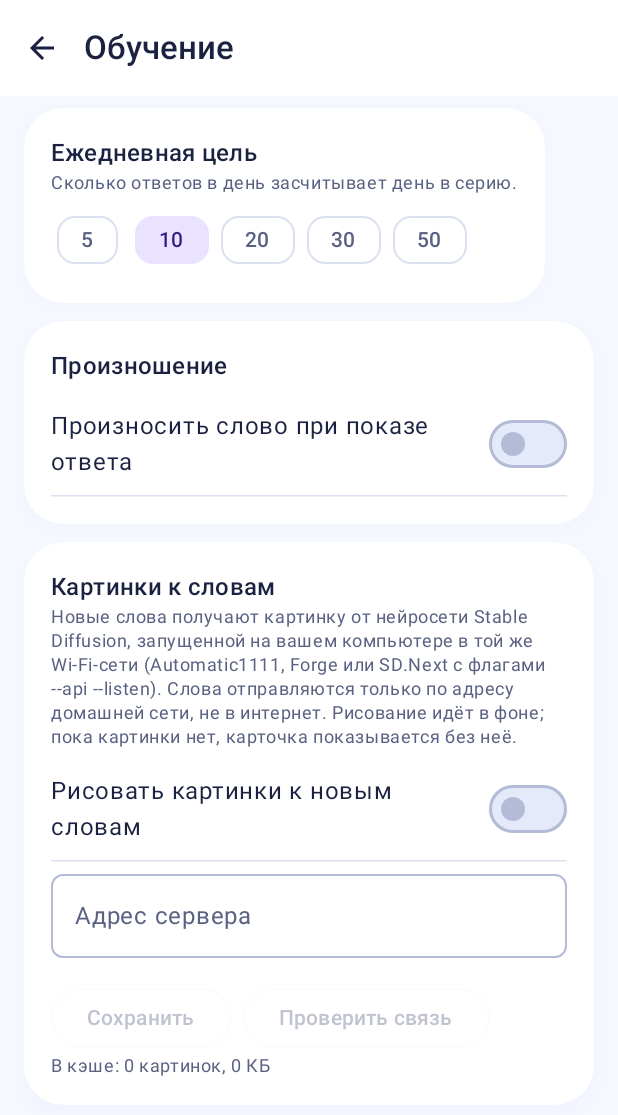
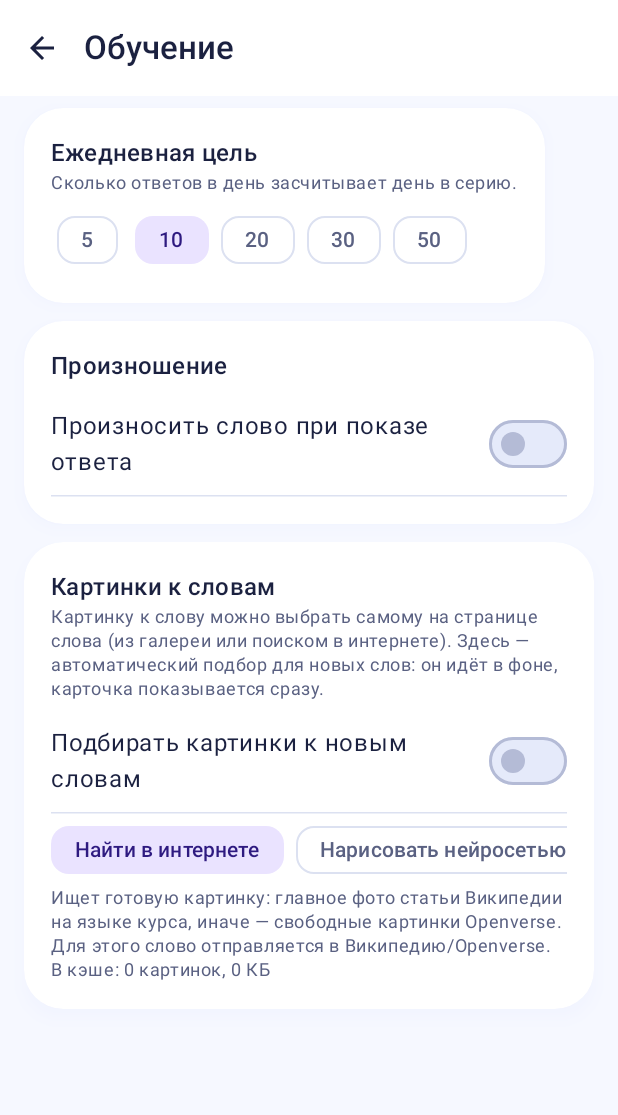
Before and after one commit to nubasikplayyt-dev/-, an Android app built with Jetpack Compose: the SettingsLearningScreen screen opened through its navigation route, on a phone screen of 412 x 824 dp. Shown: the top 1115 px of the screen. Run offline under Robolectric (Android 15) with nearby library versions, the phone set to English and light mode, and no system bars.

Commit message:
Картинки к словам: своя из галереи и поиск в интернете (Википедия, Openverse)
- на странице слова: «Добавить картинку», «Найти в интернете», «Убрать»
- автоподбор для новых слов: источник «Найти в интернете» (по умолчанию) или свой сервер Stable Diffusion
- большие фото из галереи уменьшаются при чтении

Co-Authored-By: Claude Opus 5.5 <noreply@anthropic.com>
Claude-Session: https://claude.ai/code/session_015XbKvS3ZEDa9qLxt6mZR96

```diff
--- a/app/src/main/java/app/lingvo/data/SettingsStore.kt
+++ b/app/src/main/java/app/lingvo/data/SettingsStore.kt
@@ -32,6 +32,12 @@ enum class CapsuleContent(val labelRu: String) {
     BOTH_QUEUES("Очереди всех курсов"),
 }
 
+/** Откуда брать картинки к словам. */
+enum class ImageSource(val labelRu: String) {
+    WEB("Найти в интернете"),
+    AI_SERVER("Нарисовать нейросетью (свой сервер)"),
+}
+
 enum class ThemeMode(val labelRu: String) {
     LIGHT("Светлая"),
     DARK("Тёмная"),
@@ -60,8 +66,9 @@ data class AppSettings(
     val sessionNotification: Boolean = true,
     /** Кнопки «Помню»/«Не помню» прямо в острове-уведомлении и капсуле. */
     val islandAnswers: Boolean = true,
-    /** Рисовать картинки к новым словам локальной нейросетью (по умолчанию выключено). */
+    /** Подбирать картинки к новым словам автоматически (по умолчанию выключено). */
     val imageGeneration: Boolean = false,
+    val imageSource: ImageSource = ImageSource.WEB,
     /** Адрес Stable Diffusion на компьютере в домашней сети (API Automatic1111/Forge/SD.Next). */
     val imageServerUrl: String = "",
     val capsuleEnabled: Boolean = false,
@@ -94,6 +101,7 @@ class SettingsStore(private val context: Context) {
         val islandAnswers = booleanPreferencesKey("island_answers")
         val imageGeneration = booleanPreferencesKey("image_generation")
         val imageServerUrl = stringPreferencesKey("image_server_url")
+        val imageSource = stringPreferencesKey("image_source")
         fun newPerDay(code: String) = intPreferencesKey(NEW_PER_DAY + code)
         fun direction(code: String) = stringPreferencesKey(DIRECTION + code)
         fun remind(code: String) = booleanPreferencesKey(REMIND + code)
@@ -164,6 +172,7 @@ class SettingsStore(private val context: Context) {
             islandAnswers = p[K.islandAnswers] ?: true,
             imageGeneration = p[K.imageGeneration] ?: false,
             imageServerUrl = p[K.imageServerUrl] ?: "",
+            imageSource = p[K.imageSource]?.let { runCatching { ImageSource.valueOf(it) }.getOrNull() } ?: ImageSource.WEB,
             capsuleEnabled = p[K.capsule] ?: false,
             capsuleContent = p[K.capsuleContent]?.let { runCatching { CapsuleContent.valueOf(it) }.getOrNull() } ?: CapsuleContent.SESSION,
             animations = p[K.animations] ?: true,
@@ -215,6 +224,7 @@ class SettingsStore(private val context: Context) {
         p[K.islandAnswers] = s.islandAnswers
         p[K.imageGeneration] = s.imageGeneration
         p[K.imageServerUrl] = s.imageServerUrl
+        p[K.imageSource] = s.imageSource.name
         p[K.capsule] = s.capsuleEnabled
         p[K.capsuleContent] = s.capsuleContent.name
         p[K.animations] = s.animations
--- a/app/src/main/java/app/lingvo/ui/screens/SettingsScreen.kt
+++ b/app/src/main/java/app/lingvo/ui/screens/SettingsScreen.kt
@@ -210,29 +210,24 @@ private fun WordImagesGroup(container: AppContainer, settings: AppSettings, upda
     var cache by remember { mutableStateOf(container.wordImages.cacheSize()) }
     val urlOk = url.isBlank() || app.lingvo.core.WordImagePrompt.isLocalAddress(url)
     Group("Картинки к словам",
-        "Новые слова получают картинку от нейросети Stable Diffusion, запущенной на вашем компьютере в той же Wi‑Fi-сети " +
-            "(Automatic1111, Forge или SD.Next с флагами --api --listen). Слова отправляются только по адресу " +
-            "домашней сети, не в интернет. Рисование идёт в фоне; пока картинки нет, карточка показывается без неё.") {
-        SwitchRow("Рисовать картинки к новым словам", settings.imageGeneration) { v -> update { it.copy(imageGeneration = v) } }
-        OutlinedTextField(
-            url, { url = it }, Modifier.fillMaxWidth(), singleLine = true,
-            label = { Text("Адрес сервера") }, placeholder = { Text("http://192.168.1.20:7860") },
-            isError = !urlOk,
-            supportingText = { if (!urlOk) Text("Нужен адрес домашней сети: 192.168.x.x, 10.x.x.x, localhost или *.local") },
-        )
-        Row(horizontalArrangement = Arrangement.spacedBy(8.dp)) {
-            OutlinedButton(enabled = urlOk && url != settings.imageServerUrl, onClick = { update { it.copy(imageServerUrl = url.trim()) } }) {
-                Text("Сохранить")
+        "Картинку к слову можно выбрать самому на странице слова (из галереи или поиском в интернете). " +
+            "Здесь — автоматический подбор для новых слов: он идёт в фоне, карточка показывается сразу.") {
+        SwitchRow("Подбирать картинки к новым словам", settings.imageGeneration) { v -> update { it.copy(imageGeneration = v) } }
+        Row(Modifier.horizontalScroll(rememberScrollState()), horizontalArrangement = Arrangement.spacedBy(8.dp)) {
+            app.lingvo.data.ImageSource.entries.forEach { src ->
+                FilterChip(settings.imageSource == src, { update { it.copy(imageSource = src) } }, { Text(src.labelRu) })
             }
-            OutlinedButton(enabled = urlOk && url.isNotBlank(), onClick = {
-                status = "Проверяю…"
-                scope.launch {
-                    status = runCatching { app.lingvo.images.LocalSdServerBackend(url).check() }
-                        .getOrElse { it.message }?.let { "Нет связи: $it" } ?: "Сервер отвечает ✓"
-                }
-            }) { Text("Проверить связь") }
         }
+        if (settings.imageSource == app.lingvo.data.ImageSource.WEB) {
+            Text("Ищет готовую картинку: главное фото статьи Википедии на языке курса, иначе — свободные картинки " +
+                "Openverse. Для этого слово отправляется в Википедию/Openverse.", style = MaterialTheme.typography.bodySmall,
+                color = MaterialTheme.colorScheme.onSurfaceVariant)
+        } else {
+        Text("Stable Diffusion на вашем компьютере в той же Wi‑Fi-сети (Automatic1111, Forge или SD.Next с флагами " +
+            "--api --listen). Слова уходят только на адрес домашней сети.", style = MaterialTheme.typography.bodySmall,
+            color = MaterialTheme.colorScheme.onSurfaceVariant)
         status?.let { Text(it, style = MaterialTheme.typography.bodySmall) }
+        }
         Text("В кэше: ${cache.first} картинок, ${cache.second / 1024} КБ", style = MaterialTheme.typography.bodySmall,
             color = MaterialTheme.colorScheme.onSurfaceVariant)
         if (cache.first > 0) TextButton(onClick = {
```
Also changed, not shown: app/src/main/java/app/lingvo/images/ImageBackend.kt (+59 -0 lines), app/src/main/java/app/lingvo/images/WordImages.kt (+46 -7 lines), app/src/main/java/app/lingvo/ui/screens/EntryScreens.kt (+43 -0 lines), core/src/main/kotlin/app/lingvo/core/WordImagePrompt.kt (+17 -0 lines), 3 other files.
